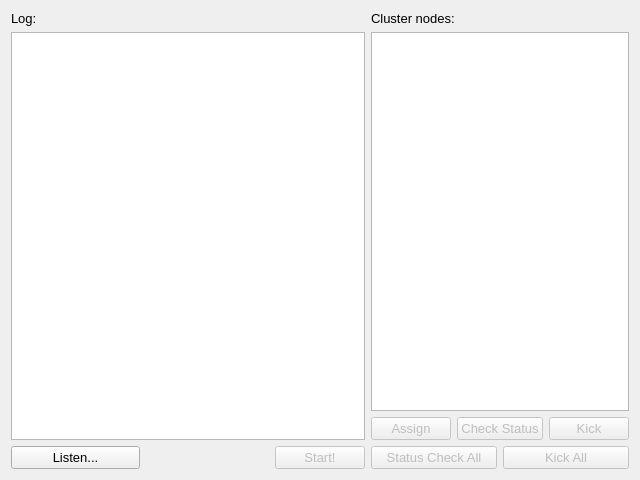
gear54rus/python-cluster, file owner/ui/mainwindow.ui: the form before one commit.
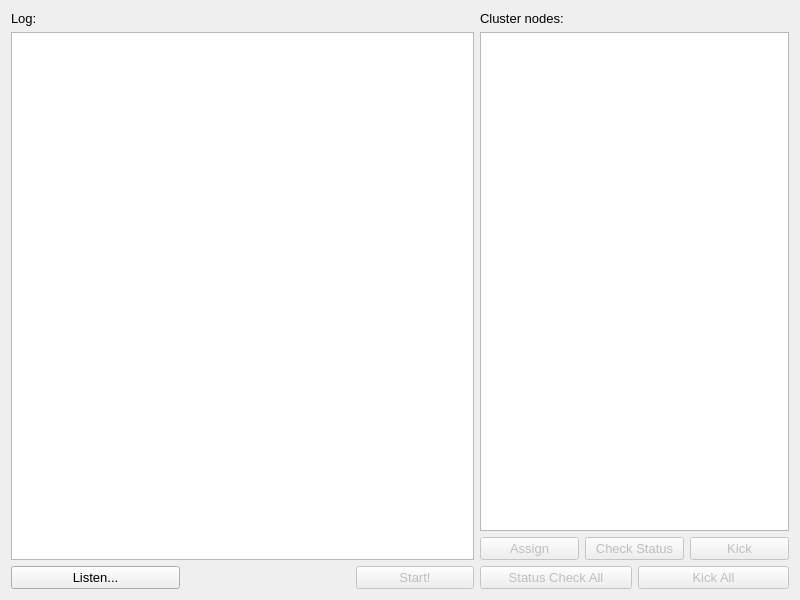
The form after the commit.

What changed in the file:
```diff
--- a/owner/ui/mainwindow.ui
+++ b/owner/ui/mainwindow.ui
@@ -6,14 +6,14 @@
    <rect>
     <x>0</x>
     <y>0</y>
-    <width>640</width>
-    <height>480</height>
+    <width>800</width>
+    <height>600</height>
    </rect>
   </property>
   <property name="minimumSize">
    <size>
-    <width>640</width>
-    <height>480</height>
+    <width>800</width>
+    <height>600</height>
    </size>
   </property>
   <property name="font">
```
